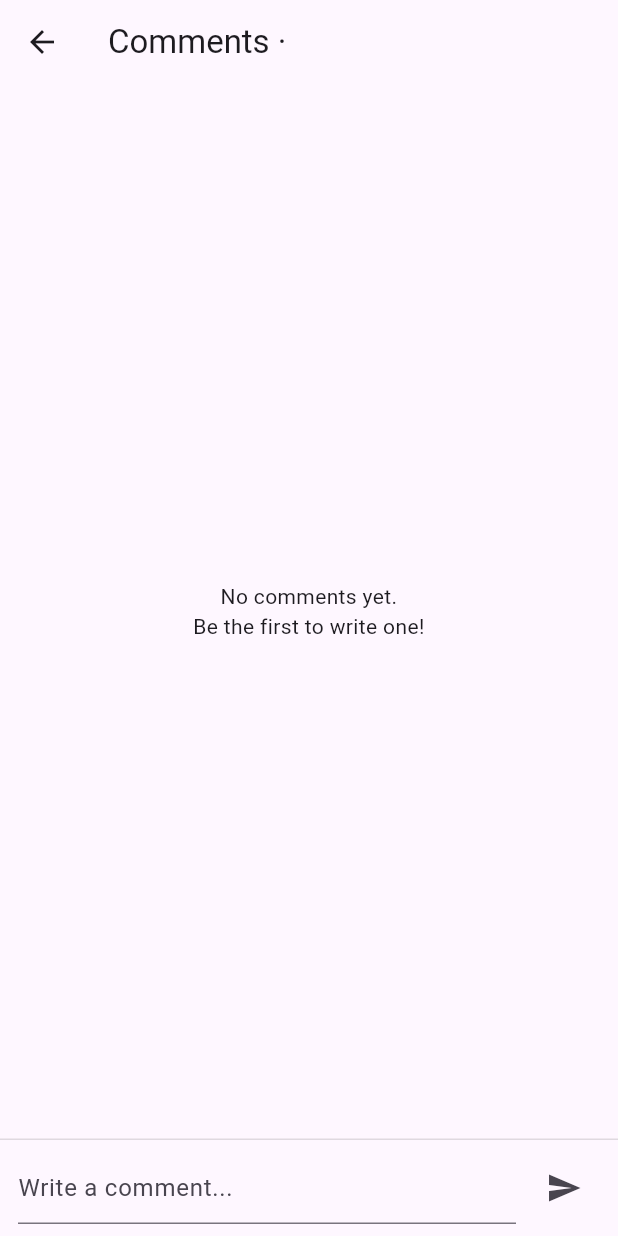
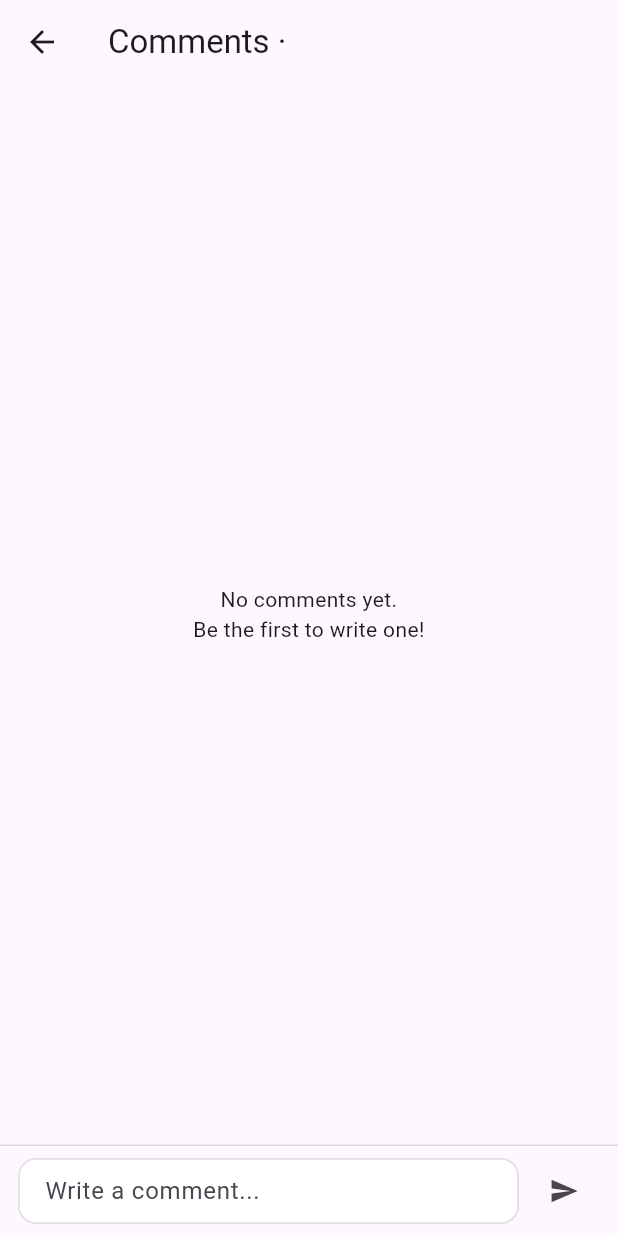
Before and after one commit to Moviles-2025-2-Grupo-Chevere/TalentBridge, a Flutter app: the ProjectCommentsPage screen opened directly with empty values, after a tap on the "send" icon, on a phone screen of 412 x 824 dp. Run offline on Flutter 3.47's test engine with Material 3 defaults, Android fonts, the phone set to English and light mode, and no system bars; our stand-ins replace cached_network_image, cloud_firestore, connectivity_plus, file_picker, firebase_analytics, firebase_auth and 8 more; accounts and stored records are empty.

Commit message:
feature: enable project comments with eventual offline sync

```diff
--- a/talent_bridge_fl/lib/views/project/project_comments_page.dart
+++ b/talent_bridge_fl/lib/views/project/project_comments_page.dart
@@ -1,7 +1,8 @@
 import 'package:flutter/material.dart';
-import 'package:talent_bridge_fl/domain/project_entity.dart';
 import 'package:cloud_firestore/cloud_firestore.dart';
 import 'package:firebase_auth/firebase_auth.dart';
+import 'package:flutter/services.dart';
+import 'package:talent_bridge_fl/domain/project_entity.dart';
 
 class ProjectCommentsPage extends StatefulWidget {
   const ProjectCommentsPage({
@@ -17,23 +18,16 @@ class ProjectCommentsPage extends StatefulWidget {
 
 class _ProjectCommentsPageState extends State<ProjectCommentsPage> {
   final _commentCtrl = TextEditingController();
-  // Colección PLANA: comments
-  CollectionReference<Map<String, dynamic>> get _commentsCol {
-    return FirebaseFirestore.instance.collection('comments');
-  }
-
-  @override
-  void dispose() {
-    _commentCtrl.dispose();
-    super.dispose();
-  }
 
   Future<void> _sendComment() async {
     final text = _commentCtrl.text.trim();
     if (text.isEmpty) return;
 
+    final user = FirebaseAuth.instance.currentUser;
+    final authorId = user?.uid ?? 'anon';
+    final authorName = user?.displayName ?? 'Unknown user';
     final projectId = widget.project.id ?? '';
-    final projectOwnerId = widget.project.createdById ?? '';
+    final projectUserId = widget.project.createdById ?? '';
 
     if (projectId.isEmpty) {
       ScaffoldMessenger.of(context).showSnackBar(
@@ -42,23 +36,15 @@ class _ProjectCommentsPageState extends State<ProjectCommentsPage> {
       return;
     }
 
-    final user = FirebaseAuth.instance.currentUser;
-    final authorId = user?.uid ?? 'anon';
-    final authorName = user?.displayName ?? 'Unknown user';
-
     try {
-      // Creamos doc con ID generado por Firestore
-      final docRef = _commentsCol.doc();
-      final commentId = docRef.id;
-
-      await docRef.set({
-        'comment_id': commentId,
+      await FirebaseFirestore.instance.collection('comments').add({
+        'comment_id': '', // Firestore generará el ID real
         'authorId': authorId,
         'authorName': authorName,
         'createdAt': FieldValue.serverTimestamp(),
         'text': text,
         'project_id': projectId,
-        'project_user_id': projectOwnerId,
+        'project_user_id': projectUserId,
       });
 
       _commentCtrl.clear();
@@ -78,31 +64,35 @@ class _ProjectCommentsPageState extends State<ProjectCommentsPage> {
 
   @override
   Widget build(BuildContext context) {
-    final p = widget.project;
+    final projectId = widget.project.id ?? '';
 
     return Scaffold(
       appBar: AppBar(
-        title: Text('Comments · ${p.title}'),
+        title: Text('Comments · ${widget.project.title}'),
       ),
       body: Column(
         children: [
+          // 📜 Lista de comentarios filtrados por proyecto
           Expanded(
             child: StreamBuilder<QuerySnapshot<Map<String, dynamic>>>(
-              stream: _commentsCol
-                  .where('project_id', isEqualTo: widget.project.id ?? '')
-                  .snapshots(),
+              stream: FirebaseFirestore.instance
+                  .collection('comments')
+                  .where('project_id', isEqualTo: projectId)
+                  .snapshots(includeMetadataChanges: true),
               builder: (context, snapshot) {
                 if (snapshot.connectionState == ConnectionState.waiting) {
                   return const Center(child: CircularProgressIndicator());
                 }
                 if (snapshot.hasError) {
                   return Center(
-                    child: Text('Error loading comments: ${snapshot.error}'),
+                    child: Text(
+                      'Error loading comments: ${snapshot.error}',
+                      textAlign: TextAlign.center,
+                    ),
                   );
                 }
 
                 final docs = snapshot.data?.docs ?? [];
-
                 if (docs.isEmpty) {
                   return const Center(
                     child: Text(
@@ -113,29 +103,37 @@ class _ProjectCommentsPageState extends State<ProjectCommentsPage> {
                 }
 
                 return ListView.builder(
-                  padding: const EdgeInsets.all(16),
                   itemCount: docs.length,
                   itemBuilder: (context, index) {
-                    final data = docs[index].data();
+                    final doc = docs[index];
+                    final data = doc.data();
                     final text = (data['text'] ?? '') as String;
                     final authorName =
                         (data['authorName'] ?? 'Unknown') as String;
                     final ts = data['createdAt'];
                     DateTime? createdAt;
-                    if (ts is Timestamp) {
-                      createdAt = ts.toDate();
-                    }
+                    if (ts is Timestamp) createdAt = ts.toDate();
 
-                    final subtitle = createdAt == null
-                        ? text
-                        : '${createdAt.toLocal()} · $text';
+                    final isPending = doc.metadata.hasPendingWrites;
+                    final dateLabel = createdAt == null
+                        ? ''
+                        : '${createdAt.toLocal().toString().split(".")[0]} · ';
 
                     return ListTile(
                       leading: const CircleAvatar(
                         child: Icon(Icons.person),
                       ),
-                      title: Text(authorName),
-                      subtitle: Text(subtitle),
+                      title: Text(
+                        authorName,
+                        style: const TextStyle(
+                          fontWeight: FontWeight.w500,
+                          fontSize: 14,
+                        ),
+                      ),
+                      subtitle: Text(
+                        '$dateLabel$text${isPending ? " (pending sync...)" : ""}',
+                        style: const TextStyle(fontSize: 12),
+                      ),
                     );
                   },
                 );
@@ -143,11 +141,11 @@ class _ProjectCommentsPageState extends State<ProjectCommentsPage> {
             ),
           ),
 
-          // 🔹 Caja de texto para escribir el comentario
+          // 💬 Input para añadir un comentario nuevo
           SafeArea(
             top: false,
             child: Container(
-              padding: const EdgeInsets.symmetric(horizontal: 12, vertical: 8),
+              padding: const EdgeInsets.symmetric(horizontal: 12, vertical: 6),
               decoration: const BoxDecoration(
                 border: Border(
                   top: BorderSide(color: Colors.black12),
@@ -158,18 +156,37 @@ class _ProjectCommentsPageState extends State<ProjectCommentsPage> {
                   Expanded(
                     child: TextField(
                       controller: _commentCtrl,
-                      maxLength: 200, // límite que dijiste
-                      maxLines: null,
-                      decoration: const InputDecoration(
+                      inputFormatters: [LengthLimitingTextInputFormatter(200)],
+                      decoration: InputDecoration(
+                        filled: true,
+                        fillColor: Colors.white,
                         hintText: 'Write a comment...',
-                        counterText: '', // oculta "0/200" si molesta
+                        isDense: true,
+                        contentPadding: const EdgeInsets.symmetric(
+                          horizontal: 14,
+                          vertical: 10,
+                        ),
+                        enabledBorder: OutlineInputBorder(
+                          borderRadius: BorderRadius.circular(12),
+                          borderSide: const BorderSide(
+                            color: Colors.black12,
+                            width: 1.2,
+                          ),
+                        ),
+                        focusedBorder: OutlineInputBorder(
+                          borderRadius: BorderRadius.circular(12),
+                          borderSide: const BorderSide(
+                            color: Colors.black26,
+                            width: 1.6,
+                          ),
+                        ),
                       ),
                     ),
                   ),
-                  const SizedBox(width: 8),
+                  const SizedBox(width: 6),
                   IconButton(
                     onPressed: _sendComment,
-                    icon: const Icon(Icons.send),
+                    icon: const Icon(Icons.send, size: 20),
                   ),
                 ],
               ),
```
